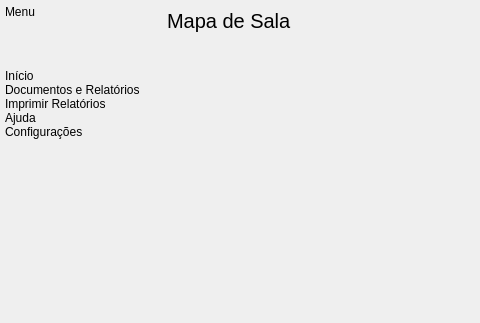
Above: view/ui/interfaceHomeV1.ui from Senac-SOR-ADS/Mapa-de-Sala before the change; both pictures show x 0 to 480 and y 0 to 323 of the 1260 by 784 pixel window. Below: the same form after it.
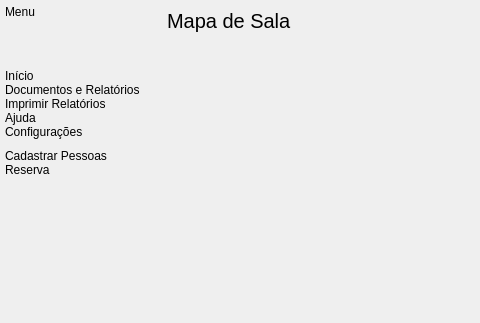
That is the form after the change. Icons and pictures are not drawn.

Commit message: correção do codigo

```diff
--- a/view/ui/interfaceHomeV1.ui
+++ b/view/ui/interfaceHomeV1.ui
@@ -273,6 +273,20 @@
             </layout>
            </widget>
           </item>
+          <item>
+           <widget class="QPushButton" name="btnCadastrarPessoa">
+            <property name="text">
+             <string>Cadastrar Pessoas</string>
+            </property>
+           </widget>
+          </item>
+          <item>
+           <widget class="QPushButton" name="btnReserva">
+            <property name="text">
+             <string>Reserva</string>
+            </property>
+           </widget>
+          </item>
           <item>
            <spacer name="verticalSpacer">
             <property name="orientation">
```
Left out of the diff: 1 changed line with no effect on the pictures. The commit also changes 1 other file.
